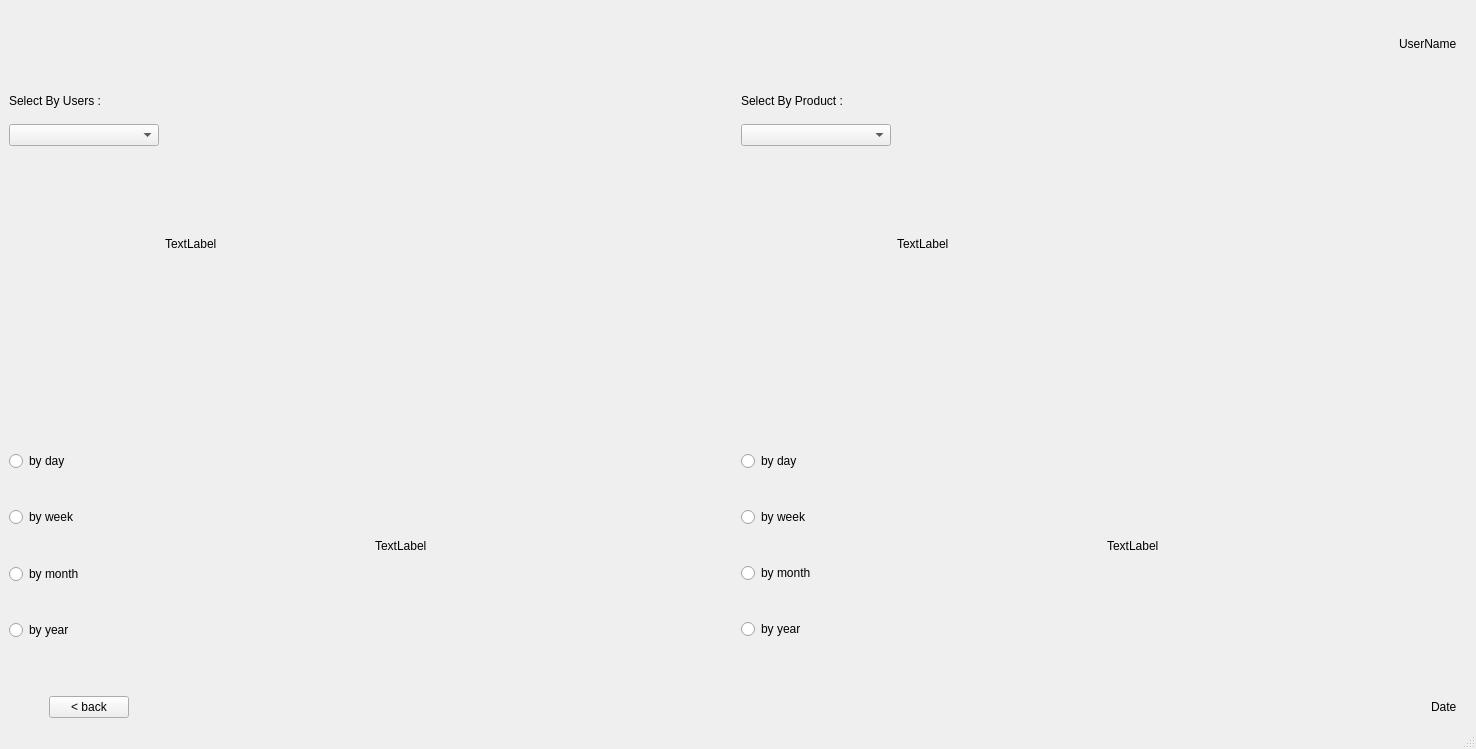
The window that ui/statistics.ui (HamzaMPSY/qt_app_mts) describes before a commit, drawn with Qt 5.
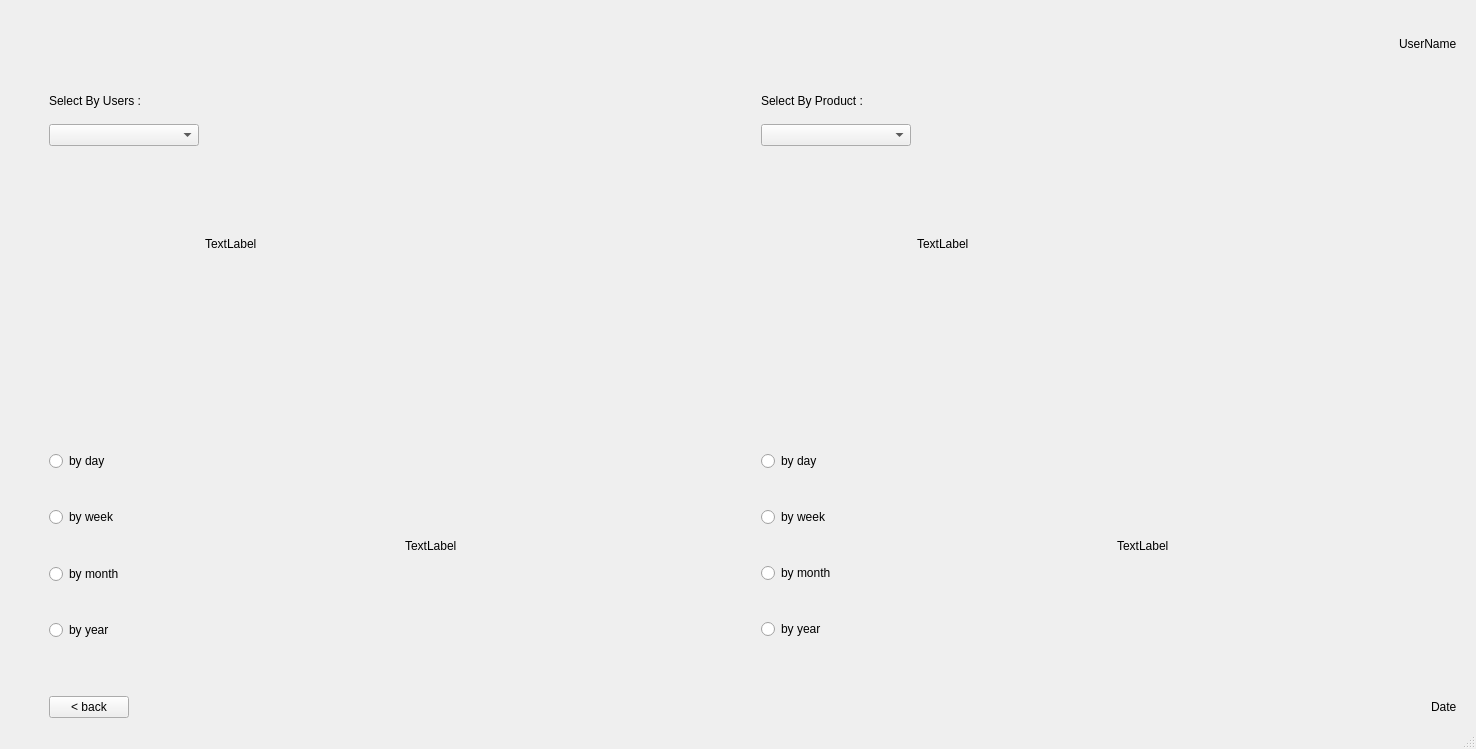
The same window after the commit. Icons and pictures are not drawn.

```diff
--- a/ui/statistics.ui
+++ b/ui/statistics.ui
@@ -106,6 +106,22 @@
       <property name="topMargin">
        <number>9</number>
       </property>
+      <item>
+       <spacer name="horizontalSpacer_4">
+        <property name="orientation">
+         <enum>Qt::Horizontal</enum>
+        </property>
+        <property name="sizeType">
+         <enum>QSizePolicy::Fixed</enum>
+        </property>
+        <property name="sizeHint" stdset="0">
+         <size>
+          <width>40</width>
+          <height>20</height>
+         </size>
+        </property>
+       </spacer>
+      </item>
       <item>
        <layout class="QVBoxLayout" name="verticalLayout_3">
         <item>
@@ -286,6 +302,22 @@
       <property name="topMargin">
        <number>21</number>
       </property>
+      <item>
+       <spacer name="horizontalSpacer_7">
+        <property name="orientation">
+         <enum>Qt::Horizontal</enum>
+        </property>
+        <property name="sizeType">
+         <enum>QSizePolicy::Fixed</enum>
+        </property>
+        <property name="sizeHint" stdset="0">
+         <size>
+          <width>40</width>
+          <height>20</height>
+         </size>
+        </property>
+       </spacer>
+      </item>
       <item>
        <layout class="QVBoxLayout" name="verticalLayout_5">
         <item>
```
